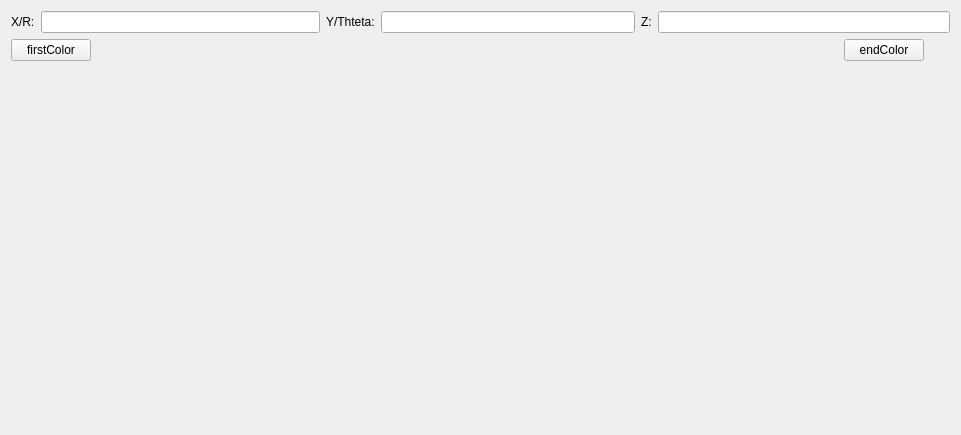
First picture: the form in src/DataVisualization/3D/Vector3dConfigWidget.ui, repository BeQuiet1228/FreeCAD, before the edit.
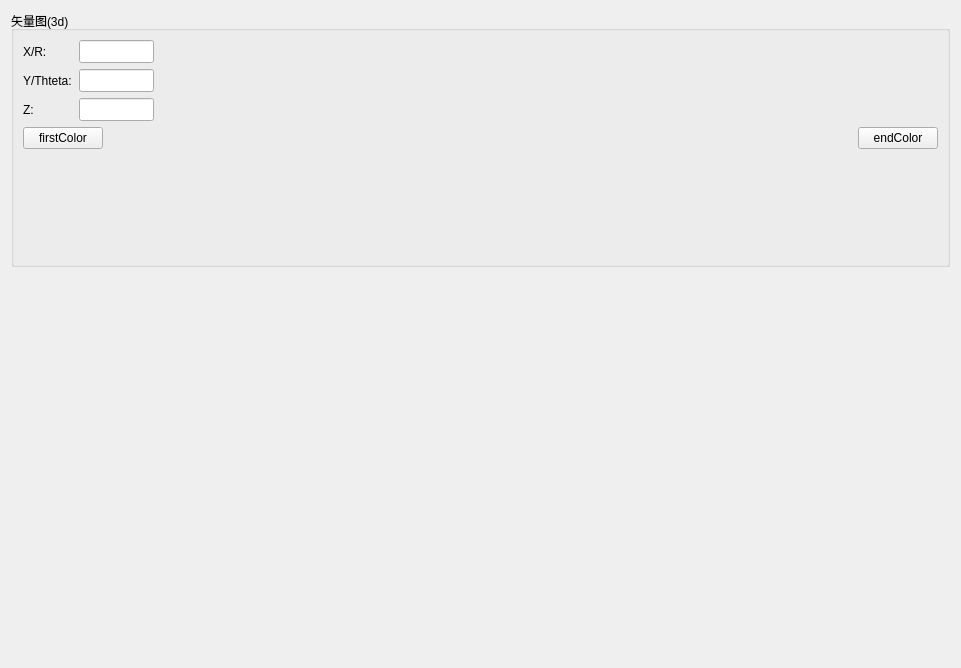
Second picture: the form after the edit.

Commit message: 重构ConfigWidget窗口相关

Patch:
```diff
--- a/src/DataVisualization/3D/Vector3dConfigWidget.ui
+++ b/src/DataVisualization/3D/Vector3dConfigWidget.ui
@@ -7,60 +7,125 @@
     <x>0</x>
     <y>0</y>
     <width>961</width>
-    <height>435</height>
+    <height>668</height>
    </rect>
   </property>
   <property name="windowTitle">
    <string>Form</string>
   </property>
   <layout class="QGridLayout" name="gridLayout">
-   <item row="0" column="0" colspan="2">
-    <layout class="QHBoxLayout" name="horizontalLayout_4">
-     <item>
-      <layout class="QHBoxLayout" name="horizontalLayout">
-       <item>
+   <item row="0" column="0">
+    <widget class="QGroupBox" name="groupBox">
+     <property name="title">
+      <string>矢量图(3d)</string>
+     </property>
+     <layout class="QFormLayout" name="formLayout">
+      <item row="0" column="0">
         <widget class="QLabel" name="label">
+        <property name="minimumSize">
+         <size>
+          <width>50</width>
+          <height>23</height>
+         </size>
+        </property>
+        <property name="maximumSize">
+         <size>
+          <width>50</width>
+          <height>23</height>
+         </size>
+        </property>
          <property name="text">
           <string>X/R:</string>
          </property>
         </widget>
        </item>
-       <item>
-        <widget class="QLineEdit" name="xGridInc"/>
-       </item>
-      </layout>
-     </item>
-     <item>
-      <layout class="QHBoxLayout" name="horizontalLayout_2">
-       <item>
+      <item row="0" column="1">
+       <widget class="QLineEdit" name="xGridInc">
+        <property name="minimumSize">
+         <size>
+          <width>75</width>
+          <height>23</height>
+         </size>
+        </property>
+        <property name="maximumSize">
+         <size>
+          <width>75</width>
+          <height>23</height>
+         </size>
+        </property>
+       </widget>
+      </item>
+      <item row="1" column="0">
         <widget class="QLabel" name="label_2">
+        <property name="minimumSize">
+         <size>
+          <width>50</width>
+          <height>23</height>
+         </size>
+        </property>
+        <property name="maximumSize">
+         <size>
+          <width>50</width>
+          <height>23</height>
+         </size>
+        </property>
          <property name="text">
           <string>Y/Thteta:</string>
          </property>
         </widget>
        </item>
-       <item>
-        <widget class="QLineEdit" name="yGridInc"/>
-       </item>
-      </layout>
-     </item>
-     <item>
-      <layout class="QHBoxLayout" name="horizontalLayout_3">
-       <item>
+      <item row="1" column="1">
+       <widget class="QLineEdit" name="yGridInc">
+        <property name="minimumSize">
+         <size>
+          <width>75</width>
+          <height>23</height>
+         </size>
+        </property>
+        <property name="maximumSize">
+         <size>
+          <width>75</width>
+          <height>23</height>
+         </size>
+        </property>
+       </widget>
+      </item>
+      <item row="2" column="0">
         <widget class="QLabel" name="label_3">
+        <property name="minimumSize">
+         <size>
+          <width>50</width>
+          <height>23</height>
+         </size>
+        </property>
+        <property name="maximumSize">
+         <size>
+          <width>50</width>
+          <height>23</height>
+         </size>
+        </property>
          <property name="text">
           <string>Z:</string>
          </property>
         </widget>
        </item>
-       <item>
-        <widget class="QLineEdit" name="zGridInc"/>
-       </item>
-      </layout>
-     </item>
-    </layout>
-   </item>
-   <item row="1" column="0">
+      <item row="2" column="1">
+       <widget class="QLineEdit" name="zGridInc">
+        <property name="minimumSize">
+         <size>
+          <width>75</width>
+          <height>23</height>
+         </size>
+        </property>
+        <property name="maximumSize">
+         <size>
+          <width>75</width>
+          <height>23</height>
+         </size>
+        </property>
+       </widget>
+      </item>
+      <item row="3" column="0" colspan="2">
     <layout class="QHBoxLayout" name="horizontalLayout_5">
      <item>
       <widget class="QPushButton" name="firstColorBtn">
@@ -91,7 +156,7 @@
      </item>
     </layout>
    </item>
-   <item row="2" column="0" colspan="2">
+      <item row="4" column="0" colspan="2">
     <widget class="QWidget" name="colorBar" native="true">
      <property name="minimumSize">
       <size>
@@ -107,7 +172,10 @@
      </property>
     </widget>
    </item>
-   <item row="3" column="1">
+     </layout>
+    </widget>
+   </item>
+   <item row="1" column="0">
     <spacer name="verticalSpacer">
      <property name="orientation">
       <enum>Qt::Vertical</enum>
@@ -115,7 +183,7 @@
      <property name="sizeHint" stdset="0">
       <size>
        <width>20</width>
-       <height>247</height>
+       <height>391</height>
       </size>
      </property>
     </spacer>
```
Lines whose indentation alone changed are shown as unchanged. The commit also changes 20 other files.
